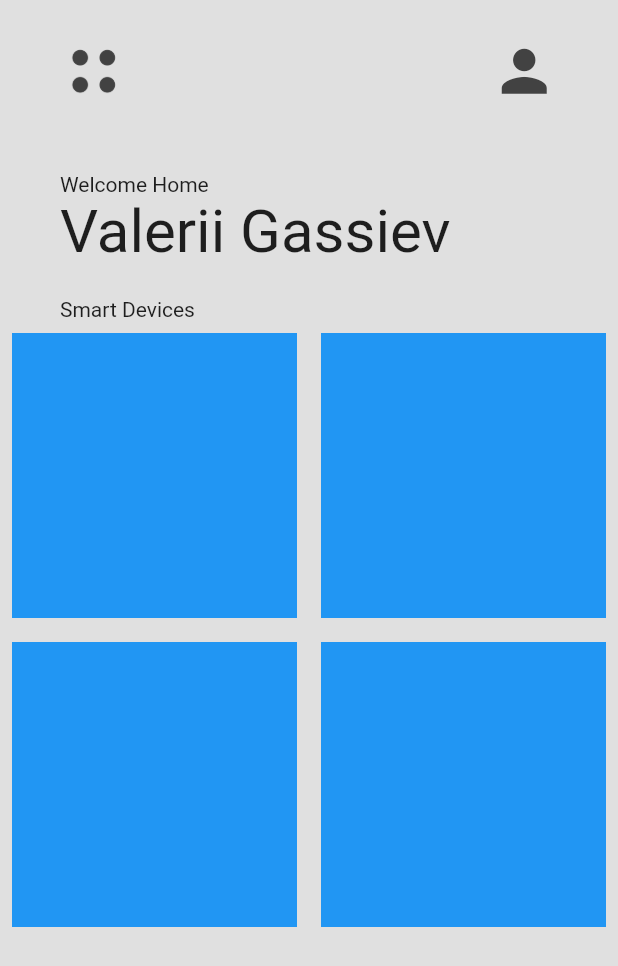
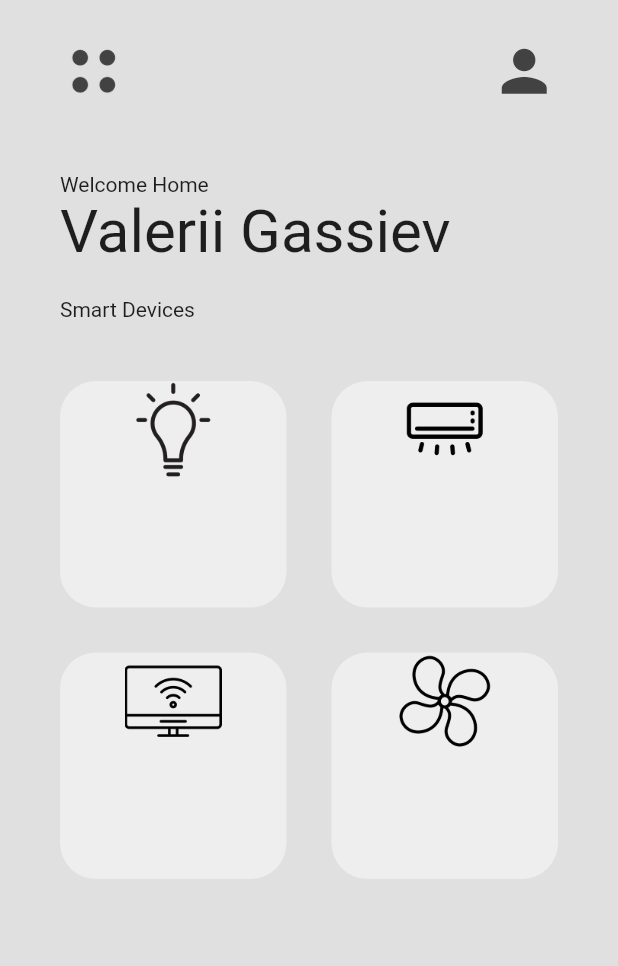
Before and after one commit to valerandco/flutter_smarthome_ui, a Flutter app: the screen it shows after launch, on a phone screen of 412 x 824 dp. Shown: the top 966 px of the screen. Run offline on Flutter 3.47's test engine with Material 2 defaults, Android fonts, the phone set to English and light mode, and no system bars; missing offline and left inert: dart:ffi.

Commit message:
add devises

```diff
--- a/lib/pages/home_page.dart
+++ b/lib/pages/home_page.dart
@@ -1,4 +1,5 @@
 import 'package:flutter/material.dart';
+import 'package:flutter_smarthome_ui/util/smart_devices_box.dart';
 
 class HomePage extends StatefulWidget {
   const HomePage({Key? key}) : super(key: key);
@@ -95,15 +96,14 @@ class _HomePageState extends State<HomePage> {
            Expanded(
              child: GridView.builder(
                itemCount: mySmartDevices.length,
+               padding: EdgeInsets.all(25),
                gridDelegate: const SliverGridDelegateWithFixedCrossAxisCount(
                  crossAxisCount: 2),
                itemBuilder: (context, index) {
-                 return Padding(
-                   padding: const EdgeInsets.all(8.0),
-                   child: Container(
-                     color: Colors.blue,
-
-                   ),
+                 return SmartDeviceBox(
+                   smartDeviceName: mySmartDevices[index][0],
+                   iconPath: mySmartDevices[index][1],
+                   PowerOn: mySmartDevices[index][2],
                  );
                }
              ),
--- a/lib/util/smart_devices_box.dart
+++ b/lib/util/smart_devices_box.dart
@@ -0,0 +1,43 @@
+import 'dart:ffi';
+
+import 'package:flutter/material.dart';
+
+class SmartDeviceBox extends StatelessWidget {
+
+  final String smartDeviceName;
+  final String iconPath;
+  final bool PowerOn;
+
+  const SmartDeviceBox({
+    super.key,
+    required this.smartDeviceName,
+    required this.iconPath,
+    required this.PowerOn,
+  });
+
+
+  @override
+  Widget build(BuildContext context) {
+    return Padding(
+      padding: EdgeInsets.all(15.0),
+      child: Container(
+        decoration: BoxDecoration(
+          color: Colors.grey[200],
+          borderRadius: BorderRadius.circular(24),
+        ),
+        child: Column(
+          children: [
+            Image.asset(
+              iconPath,
+              height: 65,
+            ),
+
+            // device name
+
+          ],
+        ),
+
+      ),
+    );
+  }
+}
```
